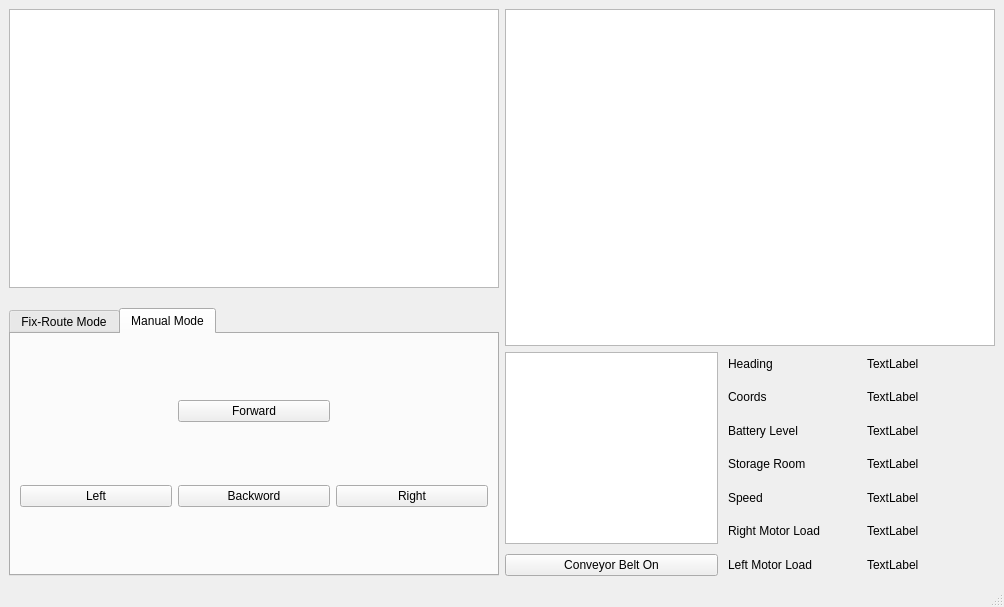
Qt form mainwindow.ui (ece477grp6/GCB_UI) before a commit.
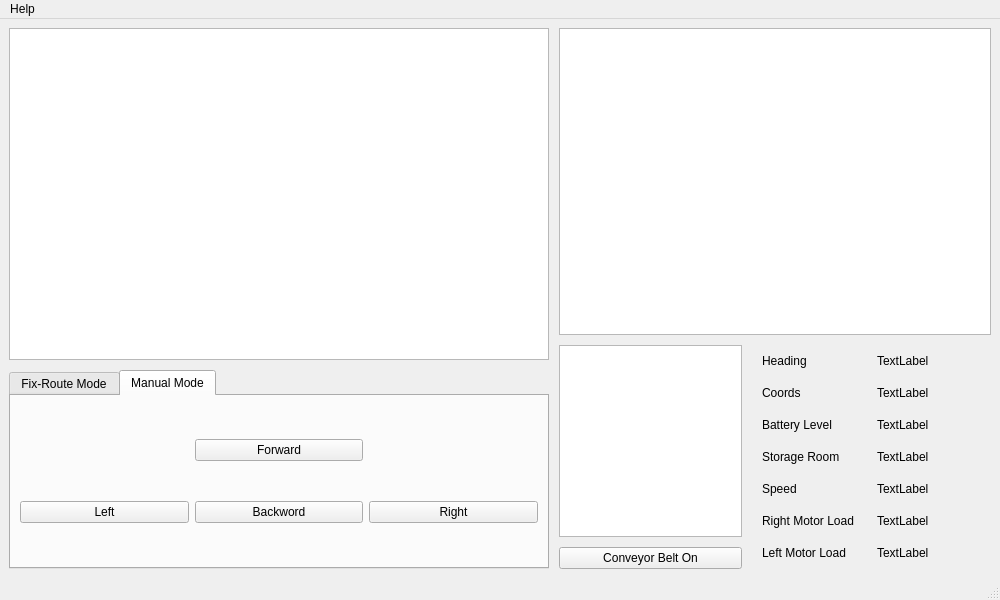
The same form after that commit. The open tabs and pages were chosen to show the change.

Diff of the .ui file:
```diff
--- a/mainwindow.ui
+++ b/mainwindow.ui
@@ -9,8 +9,8 @@
    <rect>
     <x>0</x>
     <y>0</y>
-    <width>1004</width>
-    <height>607</height>
+    <width>1000</width>
+    <height>600</height>
    </rect>
   </property>
   <property name="windowTitle">
@@ -25,9 +25,14 @@
   <widget class="QWidget" name="centralwidget">
    <layout class="QHBoxLayout" name="horizontalLayout_2">
     <item>
-     <layout class="QVBoxLayout" name="verticalLayout_2" stretch="0,0">
+     <layout class="QHBoxLayout" name="horizontalLayout_4" stretch="5,4">
       <property name="spacing">
-       <number>20</number>
+       <number>10</number>
+      </property>
+      <item>
+       <layout class="QVBoxLayout" name="verticalLayout_2" stretch="5,3">
+        <property name="spacing">
+         <number>10</number>
       </property>
       <property name="sizeConstraint">
        <enum>QLayout::SetDefaultConstraint</enum>
@@ -142,9 +147,9 @@
        <widget class="QGraphicsView" name="graphicsView_camera"/>
       </item>
       <item>
-       <layout class="QHBoxLayout" name="horizontalLayout" stretch="4,5">
+         <layout class="QHBoxLayout" name="horizontalLayout" stretch="4,0,5">
         <property name="spacing">
-         <number>10</number>
+           <number>0</number>
         </property>
         <item>
          <layout class="QVBoxLayout" name="verticalLayout">
@@ -154,7 +159,7 @@
           <item>
            <widget class="QGraphicsView" name="graphicsView_Compass">
             <property name="sizePolicy">
-             <sizepolicy hsizetype="Preferred" vsizetype="Preferred">
+               <sizepolicy hsizetype="Expanding" vsizetype="Preferred">
               <horstretch>1</horstretch>
               <verstretch>1</verstretch>
              </sizepolicy>
@@ -182,10 +187,35 @@
           </item>
          </layout>
         </item>
+          <item>
+           <spacer name="horizontalSpacer">
+            <property name="orientation">
+             <enum>Qt::Horizontal</enum>
+            </property>
+            <property name="sizeType">
+             <enum>QSizePolicy::Expanding</enum>
+            </property>
+            <property name="sizeHint" stdset="0">
+             <size>
+              <width>20</width>
+              <height>20</height>
+             </size>
+            </property>
+           </spacer>
+          </item>
         <item>
          <layout class="QGridLayout" name="gridLayout">
+            <property name="sizeConstraint">
+             <enum>QLayout::SetFixedSize</enum>
+            </property>
           <item row="5" column="0">
            <widget class="QLabel" name="label_right_motor">
+              <property name="sizePolicy">
+               <sizepolicy hsizetype="Preferred" vsizetype="Preferred">
+                <horstretch>0</horstretch>
+                <verstretch>0</verstretch>
+               </sizepolicy>
+              </property>
             <property name="text">
              <string>Right Motor Load</string>
             </property>
@@ -193,6 +223,12 @@
           </item>
           <item row="0" column="0">
            <widget class="QLabel" name="label_heading">
+              <property name="sizePolicy">
+               <sizepolicy hsizetype="Preferred" vsizetype="Preferred">
+                <horstretch>0</horstretch>
+                <verstretch>0</verstretch>
+               </sizepolicy>
+              </property>
             <property name="text">
              <string>Heading</string>
             </property>
@@ -200,6 +236,12 @@
           </item>
           <item row="2" column="1">
            <widget class="QLabel" name="label_battery_info">
+              <property name="sizePolicy">
+               <sizepolicy hsizetype="Preferred" vsizetype="Preferred">
+                <horstretch>0</horstretch>
+                <verstretch>0</verstretch>
+               </sizepolicy>
+              </property>
             <property name="text">
              <string>TextLabel</string>
             </property>
@@ -207,6 +249,12 @@
           </item>
           <item row="5" column="1">
            <widget class="QLabel" name="label_right_motor_info">
+              <property name="sizePolicy">
+               <sizepolicy hsizetype="Preferred" vsizetype="Preferred">
+                <horstretch>0</horstretch>
+                <verstretch>0</verstretch>
+               </sizepolicy>
+              </property>
             <property name="text">
              <string>TextLabel</string>
             </property>
@@ -214,6 +262,12 @@
           </item>
           <item row="4" column="0">
            <widget class="QLabel" name="label_speed">
+              <property name="sizePolicy">
+               <sizepolicy hsizetype="Preferred" vsizetype="Preferred">
+                <horstretch>0</horstretch>
+                <verstretch>0</verstretch>
+               </sizepolicy>
+              </property>
             <property name="text">
              <string>Speed</string>
             </property>
@@ -221,6 +275,12 @@
           </item>
           <item row="1" column="0">
            <widget class="QLabel" name="label_coords">
+              <property name="sizePolicy">
+               <sizepolicy hsizetype="Preferred" vsizetype="Preferred">
+                <horstretch>0</horstretch>
+                <verstretch>0</verstretch>
+               </sizepolicy>
+              </property>
             <property name="text">
              <string>Coords</string>
             </property>
@@ -228,6 +288,12 @@
           </item>
           <item row="1" column="1">
            <widget class="QLabel" name="label_coords_info">
+              <property name="sizePolicy">
+               <sizepolicy hsizetype="Preferred" vsizetype="Preferred">
+                <horstretch>0</horstretch>
+                <verstretch>0</verstretch>
+               </sizepolicy>
+              </property>
             <property name="text">
              <string>TextLabel</string>
             </property>
@@ -235,6 +301,12 @@
           </item>
           <item row="4" column="1">
            <widget class="QLabel" name="label_speed_info">
+              <property name="sizePolicy">
+               <sizepolicy hsizetype="Preferred" vsizetype="Preferred">
+                <horstretch>0</horstretch>
+                <verstretch>0</verstretch>
+               </sizepolicy>
+              </property>
             <property name="text">
              <string>TextLabel</string>
             </property>
@@ -242,6 +314,12 @@
           </item>
           <item row="3" column="1">
            <widget class="QLabel" name="label_storage_info">
+              <property name="sizePolicy">
+               <sizepolicy hsizetype="Preferred" vsizetype="Preferred">
+                <horstretch>0</horstretch>
+                <verstretch>0</verstretch>
+               </sizepolicy>
+              </property>
             <property name="text">
              <string>TextLabel</string>
             </property>
@@ -249,6 +327,12 @@
           </item>
           <item row="3" column="0">
            <widget class="QLabel" name="label_storage">
+              <property name="sizePolicy">
+               <sizepolicy hsizetype="Preferred" vsizetype="Preferred">
+                <horstretch>0</horstretch>
+                <verstretch>0</verstretch>
+               </sizepolicy>
+              </property>
             <property name="text">
              <string>Storage Room</string>
             </property>
@@ -256,6 +340,12 @@
           </item>
           <item row="2" column="0">
            <widget class="QLabel" name="label_battery">
+              <property name="sizePolicy">
+               <sizepolicy hsizetype="Preferred" vsizetype="Preferred">
+                <horstretch>0</horstretch>
+                <verstretch>0</verstretch>
+               </sizepolicy>
+              </property>
             <property name="text">
              <string>Battery Level</string>
             </property>
@@ -263,6 +353,12 @@
           </item>
           <item row="6" column="0">
            <widget class="QLabel" name="label_left_motor">
+              <property name="sizePolicy">
+               <sizepolicy hsizetype="Preferred" vsizetype="Preferred">
+                <horstretch>0</horstretch>
+                <verstretch>0</verstretch>
+               </sizepolicy>
+              </property>
             <property name="text">
              <string>Left Motor Load</string>
             </property>
@@ -270,6 +366,12 @@
           </item>
           <item row="6" column="1">
            <widget class="QLabel" name="label_1left_motor_info">
+              <property name="sizePolicy">
+               <sizepolicy hsizetype="Preferred" vsizetype="Preferred">
+                <horstretch>0</horstretch>
+                <verstretch>0</verstretch>
+               </sizepolicy>
+              </property>
             <property name="text">
              <string>TextLabel</string>
             </property>
@@ -277,6 +379,12 @@
           </item>
           <item row="0" column="1">
            <widget class="QLabel" name="label_heading_info">
+              <property name="sizePolicy">
+               <sizepolicy hsizetype="Preferred" vsizetype="Preferred">
+                <horstretch>0</horstretch>
+                <verstretch>0</verstretch>
+               </sizepolicy>
+              </property>
             <property name="text">
              <string>TextLabel</string>
             </property>
@@ -289,20 +397,27 @@
      </layout>
     </item>
    </layout>
-   <zorder>verticalLayoutWidget_2</zorder>
-   <zorder>tabWidget</zorder>
-   <zorder>verticalLayoutWidget_3</zorder>
-   <zorder>graphicsView_camera</zorder>
+    </item>
+   </layout>
   </widget>
   <widget class="QMenuBar" name="menubar">
    <property name="geometry">
     <rect>
      <x>0</x>
      <y>0</y>
-     <width>1004</width>
+     <width>1000</width>
      <height>25</height>
     </rect>
    </property>
+   <widget class="QMenu" name="menuHelp">
+    <property name="title">
+     <string>Help</string>
+    </property>
+    <addaction name="actionUser_Manual"/>
+    <addaction name="separator"/>
+    <addaction name="actionAbout_Us"/>
+   </widget>
+   <addaction name="menuHelp"/>
   </widget>
   <widget class="QStatusBar" name="statusbar"/>
  </widget>
```
Left out of the diff: 12 changed lines with no effect on the pictures. Lines whose indentation alone changed are shown as unchanged.
